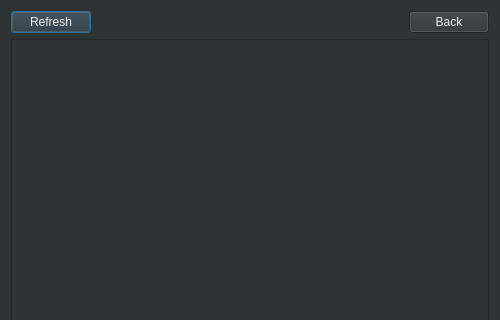
hassan-kandil/DistImage, file notificationdialog.ui: the form before one commit; both pictures show x 0 to 500 and y 0 to 320 of the 500 by 500 pixel window.
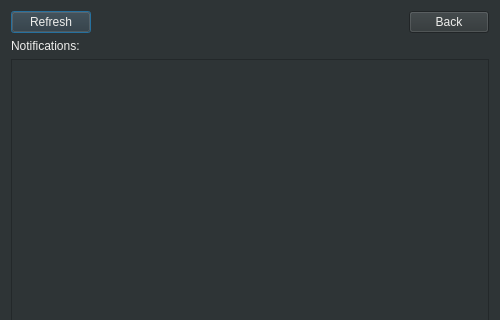
The form after the commit.

```diff
--- a/notificationdialog.ui
+++ b/notificationdialog.ui
@@ -55,6 +55,16 @@
      </item>
     </layout>
    </item>
+   <item>
+    <widget class="QLabel" name="label">
+     <property name="styleSheet">
+      <string notr="true">color: rgb(238, 238, 236)</string>
+     </property>
+     <property name="text">
+      <string>Notifications:</string>
+     </property>
+    </widget>
+   </item>
    <item>
     <widget class="QListWidget" name="listWidget">
      <property name="autoFillBackground">
```
